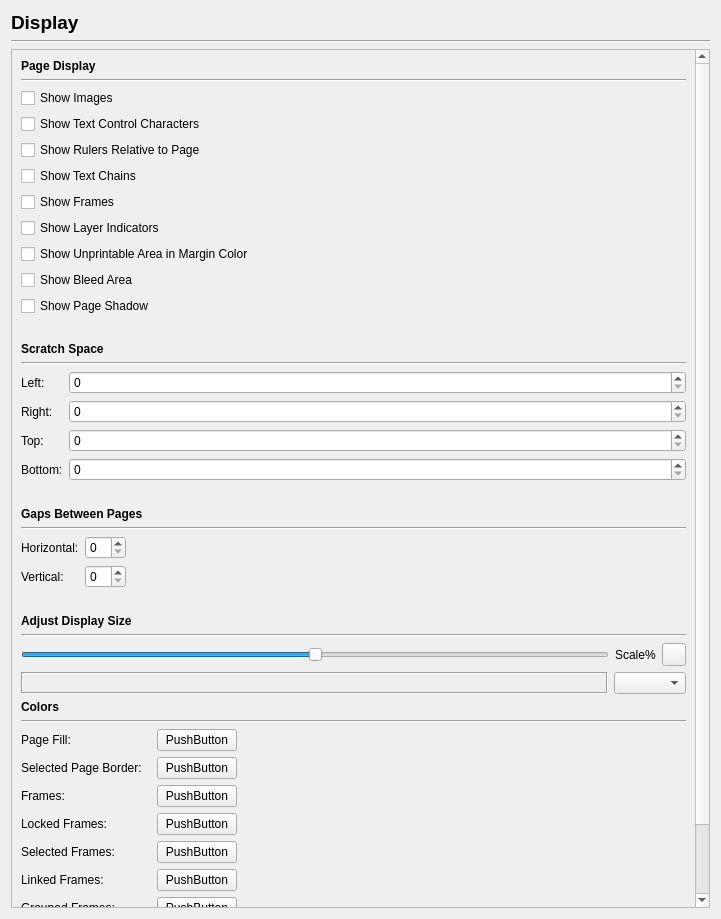
Old version of the form scribus/ui/prefs_displaybase.ui in the repository scribusproject/scribus.
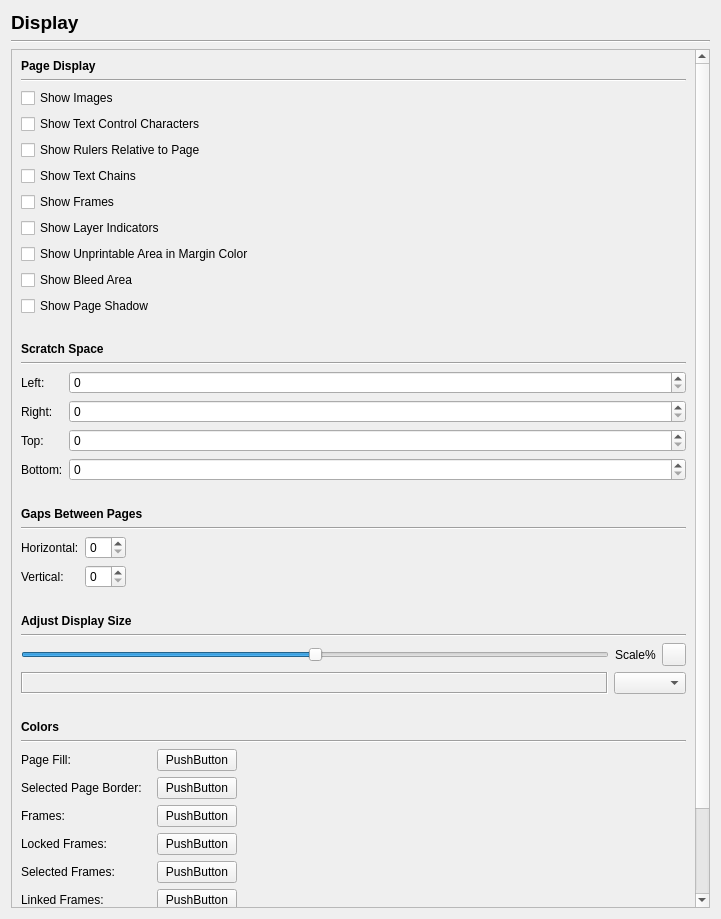
New version of the form. Custom widgets are drawn as their Qt base class.

Commit message: Make new prefs display panel actually save the Prefs to PrefsManager now

The edit to the form file:
```diff
--- a/scribus/ui/prefs_displaybase.ui
+++ b/scribus/ui/prefs_displaybase.ui
@@ -44,9 +44,9 @@
       <property name="geometry">
        <rect>
         <x>0</x>
-        <y>-279</y>
+        <y>0</y>
         <width>678</width>
-        <height>1127</height>
+        <height>1143</height>
        </rect>
       </property>
       <layout class="QVBoxLayout" name="verticalLayout_5">
@@ -394,6 +394,22 @@
          </item>
         </layout>
        </item>
+       <item>
+        <spacer name="verticalSpacer_3">
+         <property name="orientation">
+          <enum>Qt::Vertical</enum>
+         </property>
+         <property name="sizeType">
+          <enum>QSizePolicy::Fixed</enum>
+         </property>
+         <property name="sizeHint" stdset="0">
+          <size>
+           <width>20</width>
+           <height>20</height>
+          </size>
+         </property>
+        </spacer>
+       </item>
        <item>
         <widget class="QLabel" name="label_12">
          <property name="font">
```
The commit also changes 8 other files.
